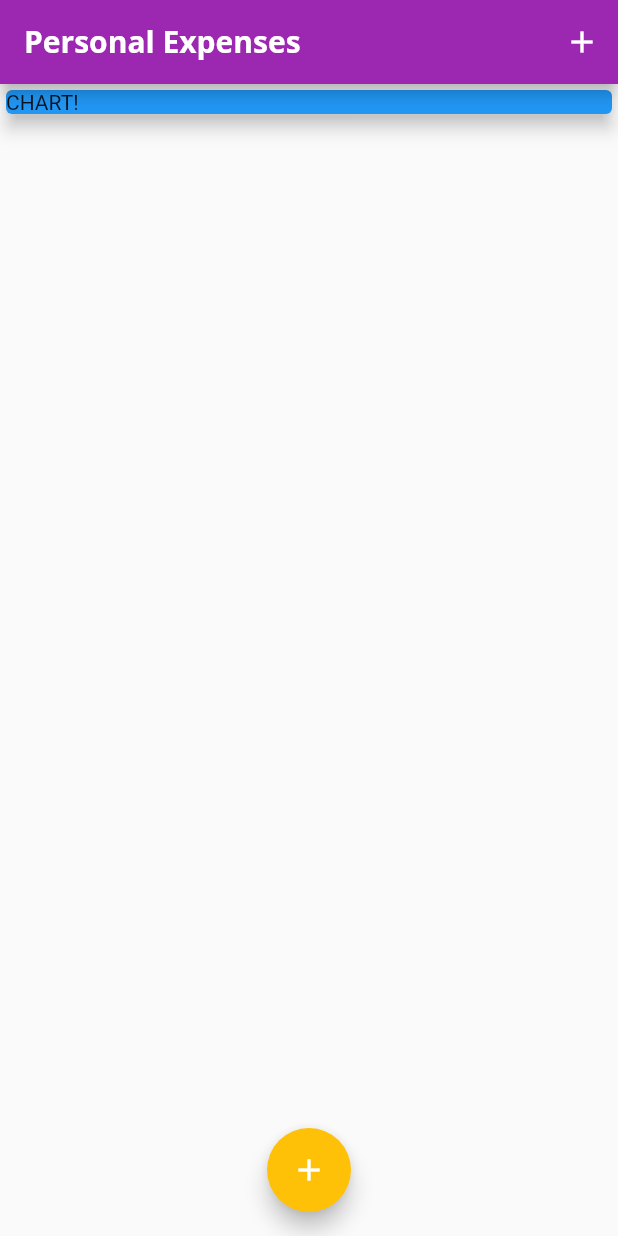
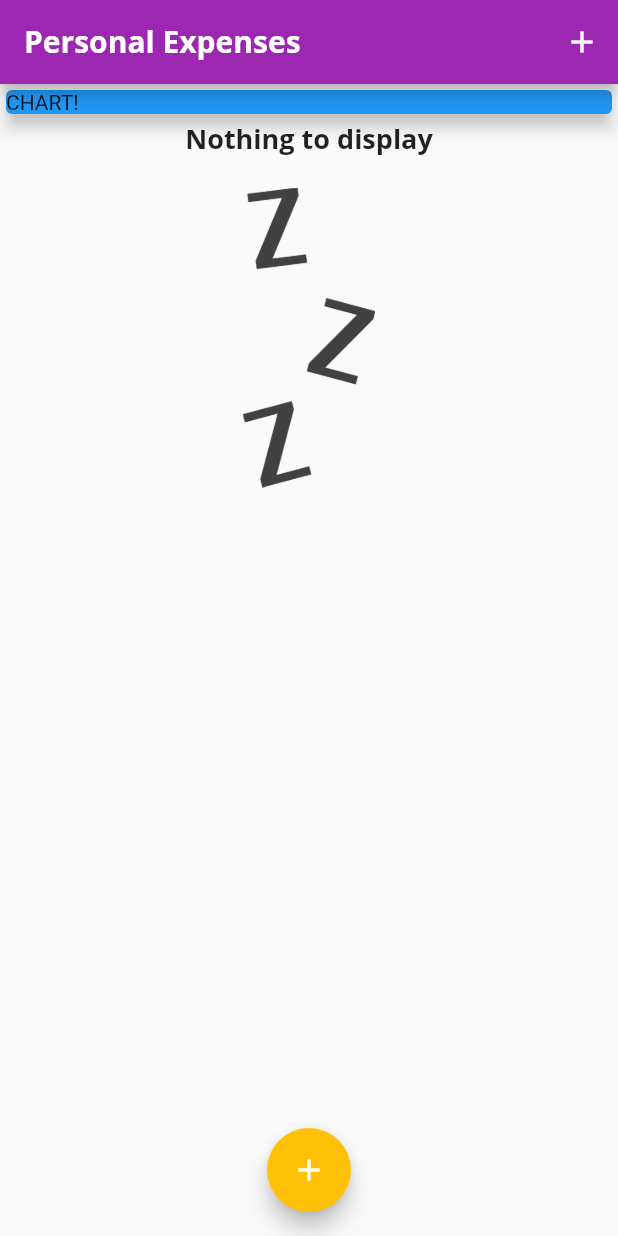
Before and after one commit to raman04-byte/chores, a Flutter app: the screen it shows after launch, on a phone screen of 412 x 824 dp. Run offline on Flutter 3.47's test engine with Material 2 defaults, Android fonts, the light colour scheme and no system bars; Roboto replaces fonts that are missing (Open Sans).

```diff
--- a/lib/main.dart
+++ b/lib/main.dart
@@ -103,7 +103,26 @@ class _MyHomePageState extends State<MyHomePage> {
                 child: Text('CHART!'),
               ),
             ),
-            TransactionList(_userTransaction),
+            _userTransaction.isEmpty
+                ? Column(
+                    children: [
+                      Text(
+                        'Nothing to display',
+                        style: Theme.of(context).textTheme.headline6,
+                      ),
+                      const SizedBox(
+                        height: 20,
+                      ),
+                      Container(
+                        height: 200,
+                        child: Image.asset(
+                          'assets/images/waiting.png',
+                          fit: BoxFit.cover,
+                        ),
+                      )
+                    ],
+                  )
+                : TransactionList(_userTransaction),
           ],
         ),
       ),
--- a/lib/widgets/transaction_list.dart
+++ b/lib/widgets/transaction_list.dart
@@ -4,13 +4,14 @@ import 'package:intl/intl.dart';
 
 class TransactionList extends StatefulWidget {
   final List<Transation> transations;
-  const TransactionList(this.transations, {super.key});
+  TransactionList(this.transations);
 
   @override
   State<TransactionList> createState() => _TransactionListState();
 }
 
 class _TransactionListState extends State<TransactionList> {
+  final List<Transation> transations = [];
   @override
   Widget build(BuildContext context) {
     return Container(
@@ -39,10 +40,8 @@ class _TransactionListState extends State<TransactionList> {
                 Column(
                   crossAxisAlignment: CrossAxisAlignment.start,
                   children: [
-                    Text(
-                      widget.transations[index].title,
-                      style: Theme.of(context).textTheme.headline6
-                    ),
+                    Text(widget.transations[index].title,
+                        style: Theme.of(context).textTheme.headline6),
                     Text(
                       DateFormat.yMMMd().format(widget.transations[index].date),
                       style: TextStyle(color: Colors.grey.shade700),
--- a/pubspec.yaml
+++ b/pubspec.yaml
@@ -40,7 +40,7 @@ flutter:
 
   # To add assets to your application, add an assets section, like this:
   assets:
-    - assets/
+    - assets/images/waiting.png
 
   # An image asset can refer to one or more resolution-specific "variants", see
   # https://flutter.dev/assets-and-images/#resolution-aware
```
Also changed, not shown: lib/widgets/chart.dart (added, +19 -0 lines).
